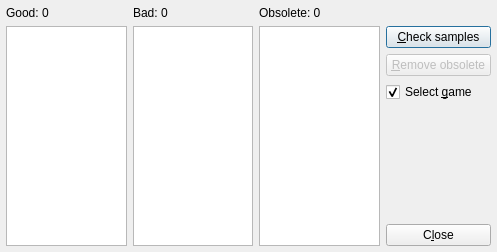
Old version of the form sampcheck.ui in the repository qmc2/qmc2-mame-fe.
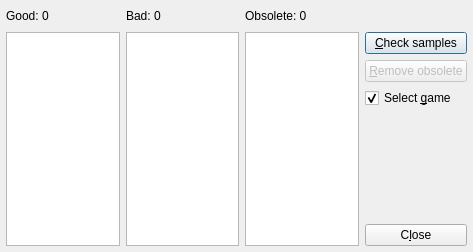
New version of the form.

Commit message: imp: minor layout improvements

```diff
--- a/sampcheck.ui
+++ b/sampcheck.ui
@@ -7,7 +7,7 @@
    <rect>
     <x>0</x>
     <y>0</y>
-    <width>497</width>
+    <width>473</width>
     <height>252</height>
    </rect>
   </property>
@@ -19,6 +19,12 @@
     <layout class="QGridLayout" name="gridLayout">
      <item row="0" column="0">
       <widget class="QLabel" name="labelSamplesGood">
+       <property name="sizePolicy">
+        <sizepolicy hsizetype="Preferred" vsizetype="Fixed">
+         <horstretch>0</horstretch>
+         <verstretch>0</verstretch>
+        </sizepolicy>
+       </property>
        <property name="text">
         <string>Good: 0</string>
        </property>
@@ -26,13 +32,25 @@
      </item>
      <item row="0" column="1">
       <widget class="QLabel" name="labelSamplesBad">
+       <property name="sizePolicy">
+        <sizepolicy hsizetype="Preferred" vsizetype="Fixed">
+         <horstretch>0</horstretch>
+         <verstretch>0</verstretch>
+        </sizepolicy>
+       </property>
        <property name="text">
         <string>Bad: 0</string>
        </property>
       </widget>
      </item>
-     <item row="0" column="2" colspan="2">
+     <item row="0" column="2">
       <widget class="QLabel" name="labelSamplesObsolete">
+       <property name="sizePolicy">
+        <sizepolicy hsizetype="Preferred" vsizetype="Fixed">
+         <horstretch>0</horstretch>
+         <verstretch>0</verstretch>
+        </sizepolicy>
+       </property>
        <property name="text">
         <string>Obsolete: 0</string>
        </property>
@@ -90,8 +108,8 @@
        </property>
        <property name="sizeHint" stdset="0">
         <size>
-         <width>105</width>
-         <height>41</height>
+         <width>20</width>
+         <height>40</height>
         </size>
        </property>
       </spacer>
@@ -106,6 +124,19 @@
        </property>
       </widget>
      </item>
+     <item row="0" column="3">
+      <spacer name="horizontalSpacer">
+       <property name="orientation">
+        <enum>Qt::Horizontal</enum>
+       </property>
+       <property name="sizeHint" stdset="0">
+        <size>
+         <width>40</width>
+         <height>20</height>
+        </size>
+       </property>
+      </spacer>
+     </item>
     </layout>
    </item>
   </layout>
```
Left out of the diff: 10 changed lines with no effect on the pictures. The commit also changes 1 other file.
